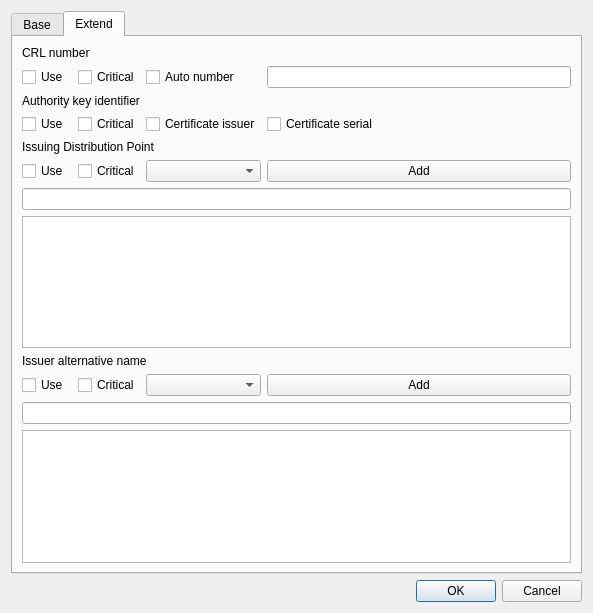
This is CCMan/make_crl_policy_dlg.ui in jykim74/CCMan as Qt 5 draws it before an edit. The edited form follows.
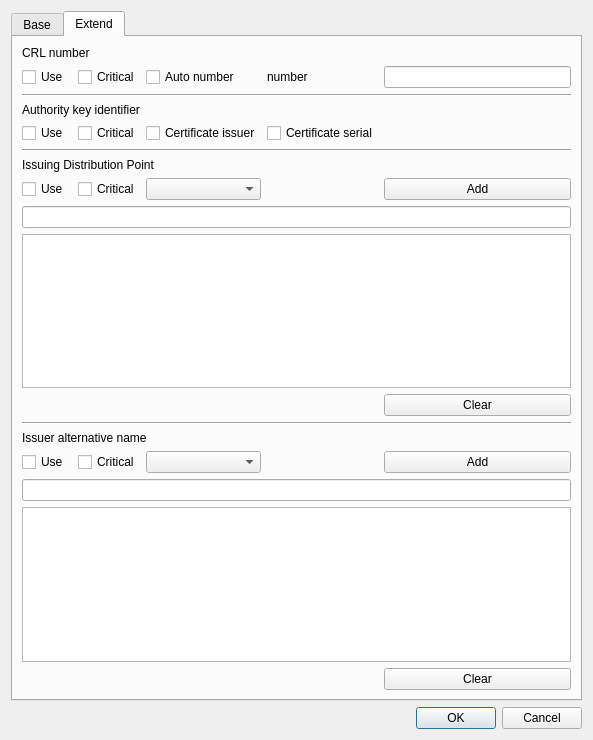
This is the edited form. The open tabs and pages were chosen to show the change.

The edit to the form file:
```diff
--- a/CCMan/make_crl_policy_dlg.ui
+++ b/CCMan/make_crl_policy_dlg.ui
@@ -7,7 +7,7 @@
     <x>0</x>
     <y>0</y>
     <width>593</width>
-    <height>613</height>
+    <height>740</height>
    </rect>
   </property>
   <property name="windowTitle">
@@ -30,106 +30,120 @@
    <item>
     <widget class="QTabWidget" name="mCRLTab">
      <property name="currentIndex">
-      <number>1</number>
+      <number>0</number>
      </property>
      <widget class="QWidget" name="tab">
       <attribute name="title">
        <string>Base</string>
       </attribute>
       <layout class="QGridLayout" name="gridLayout">
-       <item row="1" column="0">
-        <widget class="QLabel" name="label_2">
-         <property name="text">
-          <string>CRL Type</string>
-         </property>
-        </widget>
-       </item>
-       <item row="3" column="0">
+       <item row="5" column="0">
         <widget class="QLabel" name="label_4">
          <property name="text">
           <string>CRL period</string>
          </property>
         </widget>
        </item>
-       <item row="4" column="2">
-        <widget class="QLabel" name="label_7">
-         <property name="text">
-          <string>Valid days</string>
-         </property>
-        </widget>
-       </item>
-       <item row="2" column="2">
-        <widget class="QLabel" name="label_6">
-         <property name="text">
-          <string>Hash</string>
-         </property>
-        </widget>
-       </item>
-       <item row="2" column="1">
-        <widget class="QComboBox" name="mVersionCombo"/>
-       </item>
-       <item row="5" column="0">
-        <widget class="QLabel" name="label_5">
-         <property name="text">
-          <string>Last Update</string>
-         </property>
-        </widget>
-       </item>
        <item row="0" column="1" colspan="4">
         <widget class="QLineEdit" name="mNameText"/>
        </item>
-       <item row="4" column="0" colspan="2">
+       <item row="6" column="0" colspan="2">
         <widget class="QCheckBox" name="mUseFromNowCheck">
          <property name="text">
           <string>Use from now</string>
          </property>
         </widget>
        </item>
-       <item row="0" column="0">
-        <widget class="QLabel" name="label">
+       <item row="3" column="4">
+        <widget class="QComboBox" name="mHashCombo"/>
+       </item>
+       <item row="6" column="3" colspan="2">
+        <widget class="QLineEdit" name="mValidDaysText"/>
+       </item>
+       <item row="3" column="2">
+        <widget class="QLabel" name="label_6">
          <property name="text">
-          <string>Name</string>
+          <string>Hash</string>
+         </property>
+        </widget>
+       </item>
+       <item row="7" column="4">
+        <widget class="QDateTimeEdit" name="mNextUpdateDateTime"/>
+       </item>
+       <item row="1" column="0" colspan="5">
+        <widget class="Line" name="line">
+         <property name="orientation">
+          <enum>Qt::Horizontal</enum>
          </property>
         </widget>
        </item>
        <item row="2" column="0">
+        <widget class="QLabel" name="label_2">
+         <property name="text">
+          <string>CRL Type</string>
+         </property>
+        </widget>
+       </item>
+       <item row="8" column="1">
+        <spacer name="verticalSpacer">
+         <property name="orientation">
+          <enum>Qt::Vertical</enum>
+         </property>
+         <property name="sizeHint" stdset="0">
+          <size>
+           <width>20</width>
+           <height>40</height>
+          </size>
+         </property>
+        </spacer>
+       </item>
+       <item row="6" column="2">
+        <widget class="QLabel" name="label_7">
+         <property name="text">
+          <string>Valid days</string>
+         </property>
+        </widget>
+       </item>
+       <item row="3" column="0">
         <widget class="QLabel" name="label_3">
          <property name="text">
           <string>Version</string>
          </property>
         </widget>
        </item>
-       <item row="5" column="4">
-        <widget class="QDateTimeEdit" name="mNextUpdateDateTime"/>
+       <item row="7" column="0">
+        <widget class="QLabel" name="label_5">
+         <property name="text">
+          <string>Last Update</string>
+         </property>
+        </widget>
        </item>
-       <item row="5" column="2">
+       <item row="3" column="1">
+        <widget class="QComboBox" name="mVersionCombo"/>
+       </item>
+       <item row="0" column="0">
+        <widget class="QLabel" name="label">
+         <property name="text">
+          <string>Name</string>
+         </property>
+        </widget>
+       </item>
+       <item row="7" column="1">
+        <widget class="QDateTimeEdit" name="mLastUpdateDateTime"/>
+       </item>
+       <item row="7" column="2">
         <widget class="QLabel" name="label_8">
          <property name="text">
           <string>Next Update</string>
          </property>
         </widget>
        </item>
-       <item row="2" column="4">
-        <widget class="QComboBox" name="mHashCombo"/>
-       </item>
-       <item row="5" column="1">
-        <widget class="QDateTimeEdit" name="mLastUpdateDateTime"/>
-       </item>
-       <item row="4" column="3" colspan="2">
-        <widget class="QLineEdit" name="mValidDaysText"/>
-       </item>
-       <item row="6" column="1">
-        <spacer name="verticalSpacer">
+       <item row="4" column="0" colspan="5">
+        <widget class="Line" name="line_2">
          <property name="orientation">
-          <enum>Qt::Vertical</enum>
+          <enum>Qt::Horizontal</enum>
          </property>
-         <property name="sizeHint" stdset="0">
-          <size>
-           <width>20</width>
-           <height>40</height>
-          </size>
-         </property>
-        </spacer>
+        </widget>
        </item>
       </layout>
      </widget>
@@ -138,48 +152,13 @@
        <string>Extend</string>
       </attribute>
       <layout class="QGridLayout" name="gridLayout_2">
-       <item row="5" column="0">
-        <widget class="QCheckBox" name="mIDPUseCheck">
-         <property name="text">
-          <string>Use</string>
-         </property>
-        </widget>
-       </item>
-       <item row="3" column="3">
-        <widget class="QCheckBox" name="mAKICertSerialCheck">
-         <property name="text">
-          <string>Certificate serial</string>
-         </property>
-        </widget>
-       </item>
-       <item row="9" column="3">
-        <widget class="QPushButton" name="mIANAddBtn">
-         <property name="text">
-          <string>Add</string>
-         </property>
-        </widget>
-       </item>
-       <item row="1" column="1">
-        <widget class="QCheckBox" name="mCRLNumCriticalCheck">
-         <property name="text">
-          <string>Critical</string>
-         </property>
-        </widget>
-       </item>
-       <item row="5" column="1">
+       <item row="7" column="1">
         <widget class="QCheckBox" name="mIDPCriticalCheck">
          <property name="text">
           <string>Critical</string>
          </property>
         </widget>
        </item>
-       <item row="0" column="0" colspan="2">
-        <widget class="QLabel" name="label_9">
-         <property name="text">
-          <string>CRL number</string>
-         </property>
-        </widget>
-       </item>
        <item row="1" column="2">
         <widget class="QCheckBox" name="mCRLNumAutoCheck">
          <property name="text">
@@ -187,80 +166,86 @@
          </property>
         </widget>
        </item>
-       <item row="5" column="2">
+       <item row="4" column="1">
+        <widget class="QCheckBox" name="mAKICriticalCheck">
+         <property name="text">
+          <string>Critical</string>
+         </property>
+        </widget>
+       </item>
+       <item row="7" column="2">
         <widget class="QComboBox" name="mIDPCombo"/>
        </item>
-       <item row="4" column="0" colspan="3">
-        <widget class="QLabel" name="label_11">
-         <property name="text">
-          <string>Issuing Distribution Point</string>
-         </property>
-        </widget>
+       <item row="13" column="2">
+        <widget class="QComboBox" name="mIANCombo"/>
        </item>
-       <item row="10" column="0" colspan="4">
-        <widget class="QLineEdit" name="mIANText"/>
-       </item>
-       <item row="1" column="3">
-        <widget class="QLineEdit" name="mCRLNumText"/>
-       </item>
-       <item row="3" column="0">
-        <widget class="QCheckBox" name="mAKIUseCheck">
+       <item row="7" column="0">
+        <widget class="QCheckBox" name="mIDPUseCheck">
          <property name="text">
           <string>Use</string>
          </property>
         </widget>
        </item>
-       <item row="5" column="3">
-        <widget class="QPushButton" name="mIDPAddBtn">
+       <item row="13" column="1">
+        <widget class="QCheckBox" name="mIANCriticalCheck">
          <property name="text">
-          <string>Add</string>
+          <string>Critical</string>
          </property>
         </widget>
        </item>
-       <item row="9" column="0">
+       <item row="13" column="0">
         <widget class="QCheckBox" name="mIANUseCheck">
          <property name="text">
           <string>Use</string>
          </property>
         </widget>
        </item>
-       <item row="8" column="0" colspan="3">
+       <item row="4" column="3">
+        <widget class="QCheckBox" name="mAKICertSerialCheck">
+         <property name="text">
+          <string>Certificate serial</string>
+         </property>
+        </widget>
+       </item>
+       <item row="0" column="0" colspan="2">
+        <widget class="QLabel" name="label_9">
+         <property name="text">
+          <string>CRL number</string>
+         </property>
+        </widget>
+       </item>
+       <item row="12" column="0" colspan="3">
         <widget class="QLabel" name="label_12">
          <property name="text">
           <string>Issuer alternative name</string>
          </property>
         </widget>
        </item>
-       <item row="11" column="0" colspan="4">
-        <widget class="QTableWidget" name="mIANTable"/>
+       <item row="4" column="0">
+        <widget class="QCheckBox" name="mAKIUseCheck">
+         <property name="text">
+          <string>Use</string>
+         </property>
+        </widget>
        </item>
-       <item row="7" column="0" colspan="4">
-        <widget class="QTableWidget" name="mIDPTable"/>
-       </item>
-       <item row="3" column="1">
-        <widget class="QCheckBox" name="mAKICriticalCheck">
+       <item row="1" column="1">
+        <widget class="QCheckBox" name="mCRLNumCriticalCheck">
          <property name="text">
           <string>Critical</string>
          </property>
         </widget>
        </item>
-       <item row="12" column="0">
-        <spacer name="verticalSpacer_2">
-         <property name="orientation">
-          <enum>Qt::Vertical</enum>
+       <item row="4" column="2">
+        <widget class="QCheckBox" name="mAKICertIssuerCheck">
+         <property name="text">
+          <string>Certificate issuer</string>
          </property>
-         <property name="sizeHint" stdset="0">
-          <size>
-           <width>20</width>
-           <height>40</height>
-          </size>
-         </property>
-        </spacer>
+        </widget>
        </item>
-       <item row="9" column="1">
-        <widget class="QCheckBox" name="mIANCriticalCheck">
+       <item row="6" column="0" colspan="3">
+        <widget class="QLabel" name="label_11">
          <property name="text">
-          <string>Critical</string>
+          <string>Issuing Distribution Point</string>
          </property>
         </widget>
        </item>
@@ -271,30 +256,101 @@
          </property>
         </widget>
        </item>
-       <item row="2" column="0" colspan="2">
+       <item row="3" column="0" colspan="2">
         <widget class="QLabel" name="label_10">
          <property name="text">
           <string>Authority key identifier</string>
          </property>
         </widget>
        </item>
-       <item row="3" column="2">
-        <widget class="QCheckBox" name="mAKICertIssuerCheck">
+       <item row="1" column="4">
+        <widget class="QLineEdit" name="mCRLNumText"/>
+       </item>
+       <item row="1" column="3">
+        <widget class="QLabel" name="label_13">
          <property name="text">
-          <string>Certificate issuer</string>
+          <string>number</string>
          </property>
         </widget>
        </item>
-       <item row="6" column="0" colspan="4">
+       <item row="2" column="0" colspan="5">
+        <widget class="Line" name="line_3">
+         <property name="orientation">
+          <enum>Qt::Horizontal</enum>
+         </property>
+        </widget>
+       </item>
+       <item row="5" column="0" colspan="5">
+        <widget class="Line" name="line_4">
+         <property name="orientation">
+          <enum>Qt::Horizontal</enum>
+         </property>
+        </widget>
+       </item>
+       <item row="7" column="4">
+        <widget class="QPushButton" name="mIDPAddBtn">
+         <property name="text">
+          <string>Add</string>
+         </property>
+        </widget>
+       </item>
+       <item row="8" column="0" colspan="5">
         <widget class="QLineEdit" name="mIDPText"/>
        </item>
-       <item row="9" column="2">
-        <widget class="QComboBox" name="mIANCombo"/>
+       <item row="9" column="0" colspan="5">
+        <widget class="QTableWidget" name="mIDPTable"/>
+       </item>
+       <item row="10" column="4">
+        <widget class="QPushButton" name="mIDPClearBtn">
+         <property name="text">
+          <string>Clear</string>
+         </property>
+        </widget>
+       </item>
+       <item row="11" column="0" colspan="5">
+        <widget class="Line" name="line_5">
+         <property name="orientation">
+          <enum>Qt::Horizontal</enum>
+         </property>
+        </widget>
+       </item>
+       <item row="13" column="4">
+        <widget class="QPushButton" name="mIANAddBtn">
+         <property name="text">
+          <string>Add</string>
+         </property>
+        </widget>
+       </item>
+       <item row="16" column="4">
+        <widget class="QPushButton" name="mIANClearBtn">
+         <property name="text">
+          <string>Clear</string>
+         </property>
+        </widget>
+       </item>
+       <item row="14" column="0" colspan="5">
+        <widget class="QLineEdit" name="mIANText"/>
+       </item>
+       <item row="15" column="0" colspan="5">
+        <widget class="QTableWidget" name="mIANTable"/>
        </item>
       </layout>
      </widget>
     </widget>
    </item>
+   <item>
+    <spacer name="verticalSpacer_2">
+     <property name="orientation">
+      <enum>Qt::Vertical</enum>
+     </property>
+     <property name="sizeHint" stdset="0">
+      <size>
+       <width>20</width>
+       <height>40</height>
+      </size>
+     </property>
+    </spacer>
+   </item>
    <item>
     <widget class="QDialogButtonBox" name="buttonBox">
      <property name="orientation">
```
